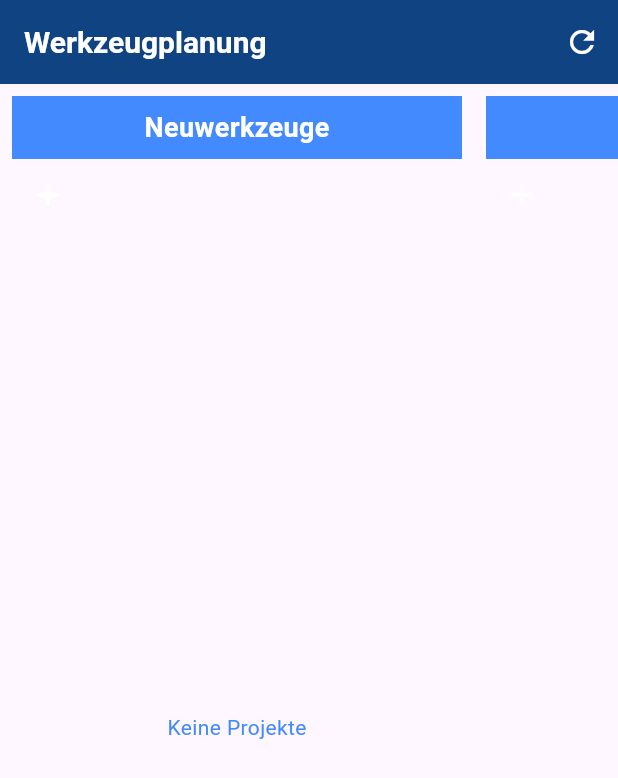
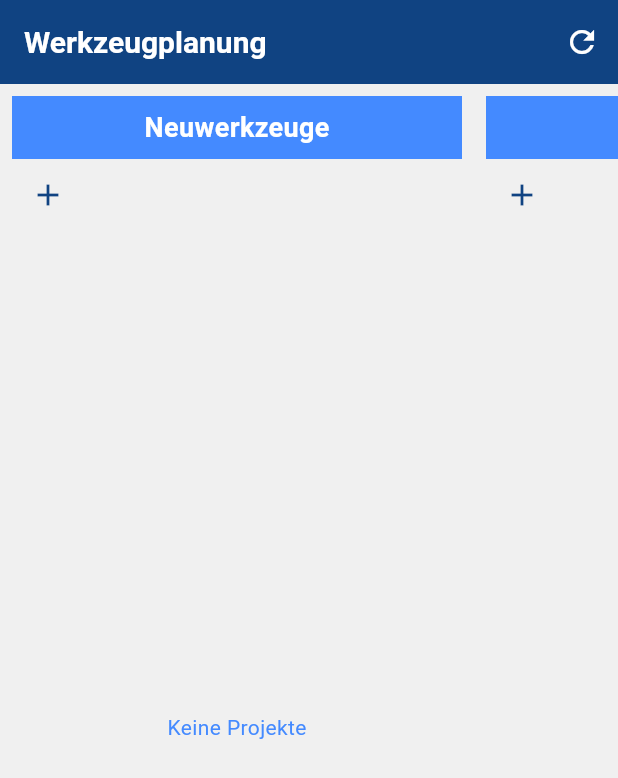
Before and after one commit to svenger87/ttp_urlcompleter, a Flutter app: the screen it shows after launch, on a phone screen of 412 x 824 dp. Shown: the top 778 px of the screen. Run offline on Flutter 3.47's test engine with Material 3 defaults, Android fonts, the phone set to English and light mode, and no system bars; our stand-ins replace file_picker, flutter_secure_storage, flutter_svg, flutter_typeahead, image_picker, material_design_icons_flutter and 4 more; missing offline and left inert: flutter_inappwebview, flutter_pdfview, qr_code_scanner, syncfusion_flutter_pdf, syncfusion_flutter_pdfviewer, video_player_win; network calls fail; project files that could hold a hidden picture were left out.

Commit message:
Add more functionality and add tool_planning to main

```diff
--- a/lib/constants.dart
+++ b/lib/constants.dart
@@ -1,6 +1,7 @@
 const String ikOfficeLineConfig =
     'http://ikoffice.sip.local:8080/ikoffice/root/projektverwaltung/linienkonfiguration';
-const String ikOfficePZE = 'http://ikoffice.sip.local:8080/ikoffice/root/';
+const String ikOfficePZE =
+    'http://ikoffice.sip.local:8080/ikoffice/root/login/bde';
 const String prodPlan1w =
     'http://ttp-connect.sip.local/schedule/ZPPLAN.pdf#view=FitH';
 const String prodPlan3w =
--- a/pubspec.yaml
+++ b/pubspec.yaml
@@ -9,10 +9,10 @@ environment:
 dependencies:
   flutter:
     sdk: flutter
+  tool_planning:
+    path: ./tool_planning
   hangerstations_dashboard_module:
     path: ./hangerstations_dashboard_module
-  tool_planning:
-    path: ./tool_planning
   url_launcher: ^6.1.12
   flutter_launcher_icons: ^0.14.1
   qr_code_scanner: ^1.0.1
@@ -52,6 +52,7 @@ flutter:
   assets:
     - assets/leuchtturm.png
     - assets/ac.png
+    - assets/images/ac.png
     - assets/bookstack.png
     - assets/leuchtturm_blue.png
     - assets/productionplan.png
--- a/tool_planning/lib/main.dart
+++ b/tool_planning/lib/main.dart
@@ -14,8 +14,10 @@ class ToolPlanningApp extends StatelessWidget {
     return MaterialApp(
       title: 'Tool Planning Module',
       theme: ThemeData(
+        brightness: Brightness.light,
         primaryColor: const Color(0xFF104382),
         primarySwatch: Colors.blue,
+        scaffoldBackgroundColor: const Color(0xFFF0F0F0), // Light background
         appBarTheme: const AppBarTheme(
           backgroundColor: Color(0xFF104382),
           titleTextStyle: TextStyle(
@@ -29,7 +31,8 @@ class ToolPlanningApp extends StatelessWidget {
         ),
         textButtonTheme: TextButtonThemeData(
           style: TextButton.styleFrom(
-            foregroundColor: Colors.white, // Text color for TextButton
+            foregroundColor: const Color(
+                0xFF104382), // Text color for TextButton in light mode
           ),
         ),
         elevatedButtonTheme: ElevatedButtonThemeData(
@@ -40,16 +43,23 @@ class ToolPlanningApp extends StatelessWidget {
         ),
         outlinedButtonTheme: OutlinedButtonThemeData(
           style: OutlinedButton.styleFrom(
-            foregroundColor:
-                const Color(0xFF104382), // Text color for OutlinedButton
+            foregroundColor: const Color(
+                0xFF104382), // Text color for OutlinedButton in light mode
+            side: const BorderSide(
+                color: Color(0xFF104382)), // Border color for OutlinedButton
           ),
         ),
         iconTheme: const IconThemeData(
-          color: Colors.white, // Global icon color
+          color: Color(0xFF104382), // Global icon color in light mode
+        ),
+        textTheme: const TextTheme(
+          bodyMedium:
+              TextStyle(color: Colors.black87), // Body text color in light mode
         ),
       ),
       darkTheme: ThemeData.dark().copyWith(
         primaryColor: const Color(0xFF104382),
+        scaffoldBackgroundColor: const Color(0xFF303030), // Dark background
         appBarTheme: const AppBarTheme(
           backgroundColor: Color(0xFF104382),
           titleTextStyle: TextStyle(
@@ -63,22 +73,31 @@ class ToolPlanningApp extends StatelessWidget {
         ),
         textButtonTheme: TextButtonThemeData(
           style: TextButton.styleFrom(
-            foregroundColor: Colors.white,
+            foregroundColor:
+                Colors.white, // Text color for TextButton in dark mode
           ),
         ),
         elevatedButtonTheme: ElevatedButtonThemeData(
           style: ElevatedButton.styleFrom(
-            foregroundColor: Colors.white,
-            backgroundColor: const Color(0xFF104382),
+            foregroundColor: Colors.white, // Text color for ElevatedButton
+            backgroundColor: const Color(0xFF104382), // Button background color
           ),
         ),
         outlinedButtonTheme: OutlinedButtonThemeData(
           style: OutlinedButton.styleFrom(
-            foregroundColor: Colors.white,
+            foregroundColor:
+                Colors.white, // Text color for OutlinedButton in dark mode
+            side: const BorderSide(
+                color: Colors
+                    .white), // Border color for OutlinedButton in dark mode
           ),
         ),
         iconTheme: const IconThemeData(
-          color: Colors.white,
+          color: Colors.white, // Global icon color in dark mode
+        ),
+        textTheme: const TextTheme(
+          bodyMedium:
+              TextStyle(color: Colors.white70), // Body text color in dark mode
         ),
       ),
       themeMode: ThemeMode.system, // Use system theme (light/dark)
```
Also changed, not shown: lib/widgets/drawer_widget.dart (+13 -0 lines), tool_planning/lib/modals/comments_thread_modal.dart (+92 -22 lines), tool_planning/lib/screens/project_detail_screen.dart (+5 -3 lines), tool_planning/lib/screens/tool_planning_screen.dart (+7 -7 lines), tool_planning/lib/services/api_service.dart (+109 -24 lines), assets/images/ac.png (added), pubspec.lock, 3 other files.
